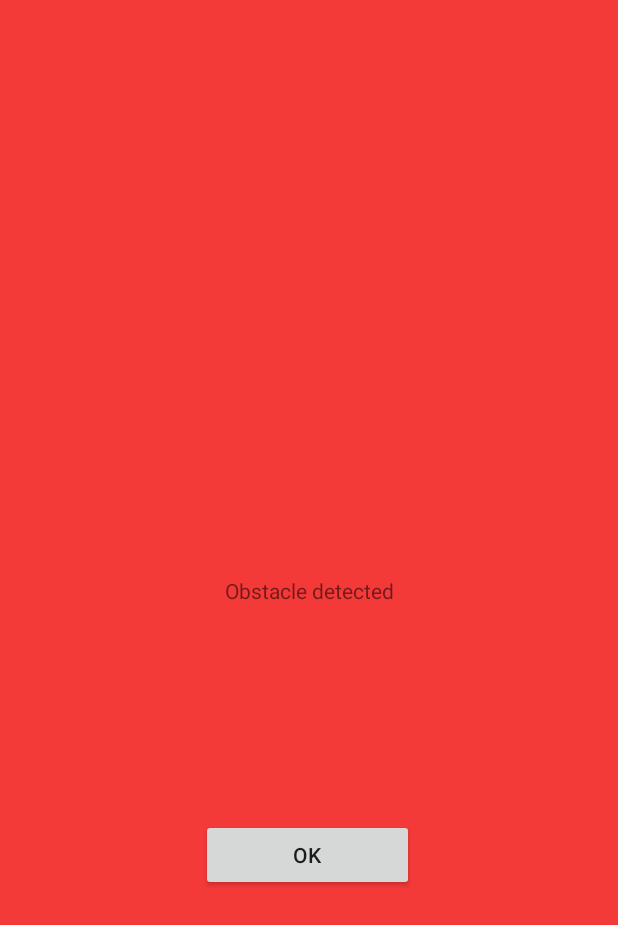
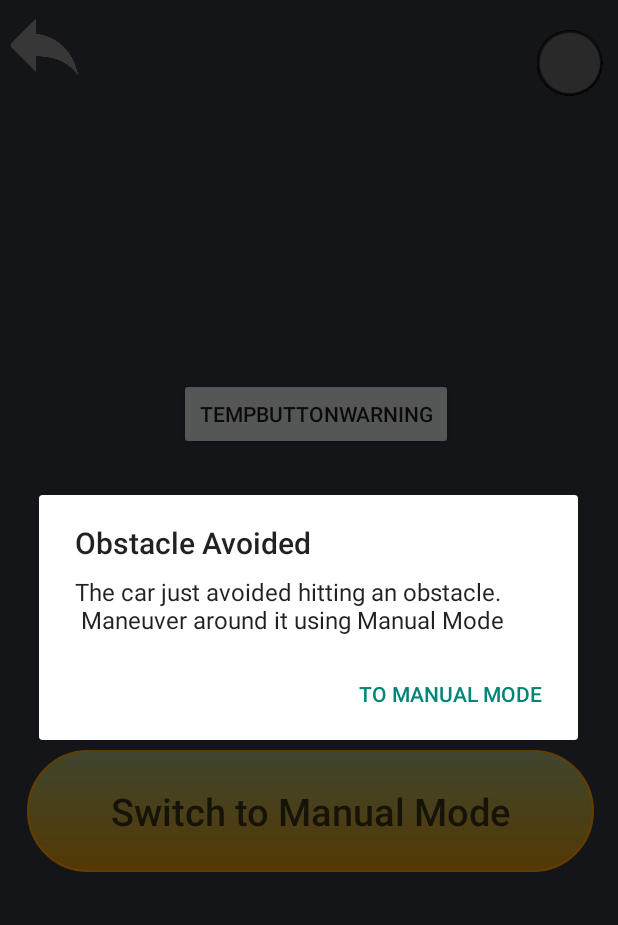
Before and after one commit to DIT112-V20/group-05, an Android app: the activity_automatic screen opened directly, with no data from a screen before it, after a tap on "TEMPBUTTONWARNING", on a phone screen of 412 x 824 dp. Shown: the top 925 px of the screen. Run offline under Robolectric (Android 15) with nearby library versions, the light colour scheme and no system bars.

Commit message:
Made changes to obstacle avoidance dialogue box

```diff
--- a/UIdesign/app/src/main/java/com/example/uidesign/MainActivity.kt
+++ b/UIdesign/app/src/main/java/com/example/uidesign/MainActivity.kt
@@ -84,7 +84,7 @@ class MainActivity : AppCompatActivity() {
                         btn_click_me = findViewById(R.id.getstarted) as Button
 
 
-                        val intent = Intent(this, MenuActivity::clsass.java)
+                        val intent = Intent(this, MenuActivity::class.java)
 
                         intent.putExtra("FirstVariable", offapp)
                         startActivity(intent)
--- a/UIdesign/app/src/main/java/com/example/uidesign/activity_automatic.kt
+++ b/UIdesign/app/src/main/java/com/example/uidesign/activity_automatic.kt
@@ -23,11 +23,6 @@ class activity_automatic : AppCompatActivity() {
         val tempButton = findViewById(R.id.TempButtonWarning) as Button
 
 
-        tempButton.setOnClickListener {
-            val pop = Intent(this, PopUpObstacle::class.java)
-            startActivity(pop)
-        }
-
 
 // this gets the signal from the menu
 
@@ -39,6 +34,27 @@ class activity_automatic : AppCompatActivity() {
             }
             return 109 // default
         }
+
+
+
+
+        fun ok () {
+            val intentforward = Intent(this, ManualActivity2::class.java)
+            intentforward.putExtra("SecondVariable", getMyVariable2())
+            startActivity(intentforward)
+        }
+
+        tempButton.setOnClickListener {
+            val builder = AlertDialog.Builder(this@activity_automatic, R.style.Theme_AppCompat_DayNight_Dialog_Alert)
+            builder.setTitle("Obstacle Avoided")
+            builder.setMessage("The car just avoided hitting an obstacle. \n Maneuver around it using Manual Mode")
+            builder.setPositiveButton("To Manual Mode") { dialog, which ->
+                ok()   }
+            val dialog: AlertDialog = builder.create()
+            dialog.show()
+        }
+
+
 
 
 // this gets the signal from the menu
@@ -54,11 +70,7 @@ class activity_automatic : AppCompatActivity() {
 
 
 
-        fun ok () {
-                val intentforward = Intent(this, ManualActivity2::class.java)
-                intentforward.putExtra("SecondVariable", getMyVariable2())
-                startActivity(intentforward)
-        }
+
 
         alertbutton.setOnClickListener {
             val builder = AlertDialog.Builder(this@activity_automatic)
--- a/UIdesign/app/src/main/res/layout/activity_automatic.xml
+++ b/UIdesign/app/src/main/res/layout/activity_automatic.xml
@@ -9,8 +9,6 @@
     android:orientation="vertical"
     android:background="#F7292E37"
     tools:context=".ManualActivity2">
-
-
 
     <ImageButton
         android:id="@+id/back3"
@@ -50,20 +48,6 @@
 
 
     <Button
-        android:id="@+id/switchtomanual"
-        android:layout_width="378dp"
-        android:layout_height="81dp"
-        android:layout_marginTop="500dp"
-        android:layout_marginLeft="18dp"
-
-        android:background="@drawable/colorchange"
-        android:rotation="0"
-        android:text="@string/toManual"
-        android:textAllCaps="false"
-        android:textColor="#BB070707"
-        android:textSize="25dp" />
-
-    <Button
         android:id="@+id/TempButtonWarning"
         android:layout_width="wrap_content"
         android:layout_height="wrap_content"
@@ -79,6 +63,20 @@
         android:layout_marginRight="110dp"
         android:text="TempButtonWarning" />
 
+    <Button
+        android:id="@+id/switchtomanual"
+        android:layout_width="378dp"
+        android:layout_height="81dp"
+        android:layout_marginLeft="18dp"
+        android:layout_marginTop="500dp"
+
+        android:background="@drawable/colorchange"
+        android:rotation="0"
+        android:text="@string/toManual"
+        android:textAllCaps="false"
+        android:textColor="#BB070707"
+        android:textSize="25dp" />
+
 
     />
 
```
